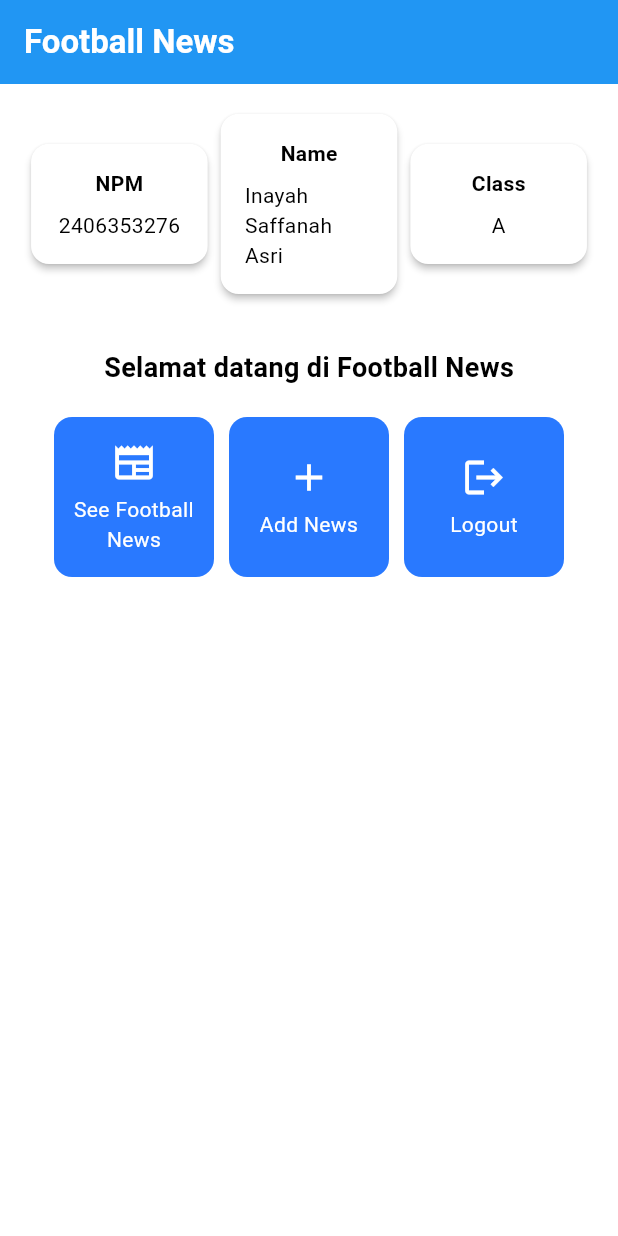
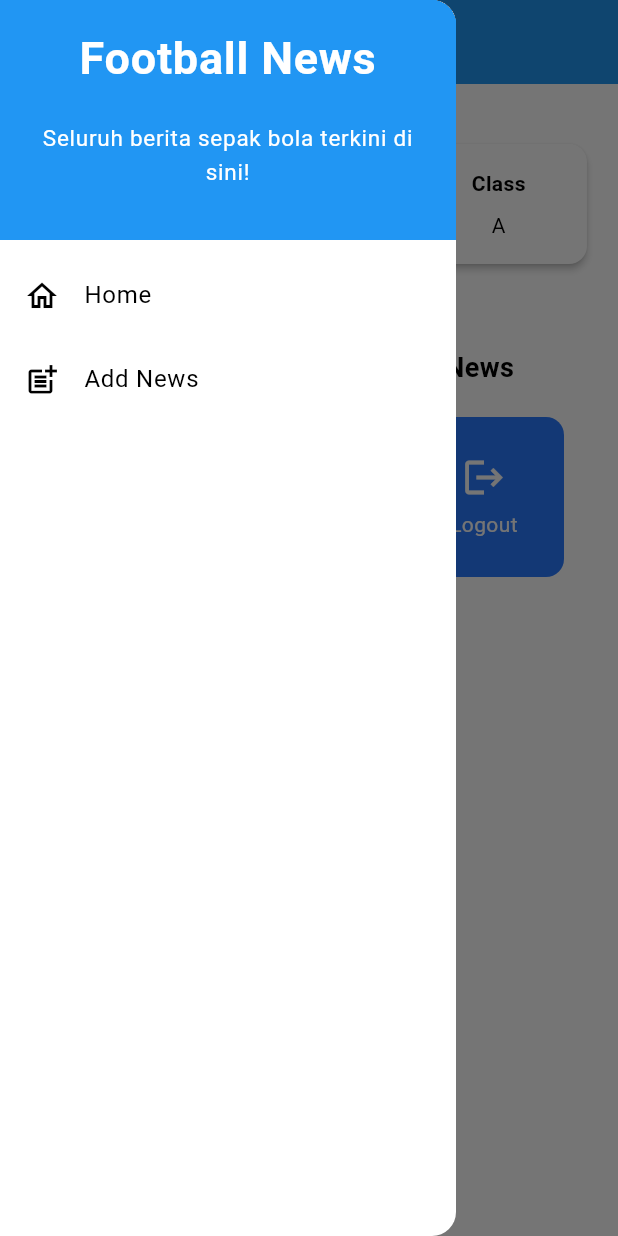
Before and after one commit to Inaeah/football-news-mobile, a Flutter app: the screen it shows after launch, with the side drawer open (before the commit the screen has no drawer), on a phone screen of 412 x 824 dp. Run offline on Flutter 3.47's test engine with Material 3 defaults, Android fonts, the phone set to English and light mode, and no system bars.

Commit message:
tutorial 7

```diff
--- a/lib/main.dart
+++ b/lib/main.dart
@@ -1,5 +1,5 @@
 import 'package:flutter/material.dart';
-import 'package:football_news/menu.dart';
+import 'package:football_news/screens/menu.dart';
 
 void main() {
   runApp(const MyApp());
--- a/lib/menu.dart
+++ b/lib/screens/menu.dart
@@ -1,4 +1,6 @@
 import 'package:flutter/material.dart';
+import 'package:football_news/widgets/left_drawer.dart';
+import 'package:football_news/widgets/news_card.dart';
 
 class MyHomePage extends StatelessWidget {
   MyHomePage({super.key});
@@ -30,6 +32,7 @@ class MyHomePage extends StatelessWidget {
         // Warna latar belakang AppBar diambil dari skema warna tema aplikasi.
         backgroundColor: Theme.of(context).colorScheme.primary,
       ),
+      drawer: LeftDrawer(),
       // Body halaman dengan padding di sekelilingnya.
       body: Padding(
         padding: const EdgeInsets.all(16.0),
@@ -132,57 +135,3 @@ class ItemHomepage {
 
   ItemHomepage(this.name, this.icon);
 }
-
-class ItemCard extends StatelessWidget {
-  // Menampilkan kartu dengan ikon dan nama.
-
-  final ItemHomepage item;
-
-  const ItemCard(this.item, {super.key});
-
-  @override
-  Widget build(BuildContext context) {
-    return Material(
-      // Menentukan warna latar belakang dari tema aplikasi.
-      color: Theme.of(context).colorScheme.secondary,
-      // Membuat sudut kartu melengkung.
-      borderRadius: BorderRadius.circular(12),
-
-      child: InkWell(
-        // Aksi ketika kartu ditekan.
-        onTap: () {
-          // Menampilkan pesan SnackBar saat kartu ditekan.
-          ScaffoldMessenger.of(context)
-            ..hideCurrentSnackBar()
-            ..showSnackBar(
-              SnackBar(content: Text("Kamu telah menekan tombol ${item.name}!"))
-            );
-        },
-        // Container untuk menyimpan Icon dan Text
-        child: Container(
-          padding: const EdgeInsets.all(8),
-          child: Center(
-            child: Column(
-              // Menyusun ikon dan teks di tengah kartu.
-              mainAxisAlignment: MainAxisAlignment.center,
-              children: [
-                Icon(
-                  item.icon,
-                  color: Colors.white,
-                  size: 30.0,
-                ),
-                const Padding(padding: EdgeInsets.all(3)),
-                Text(
-                  item.name,
-                  textAlign: TextAlign.center,
-                  style: const TextStyle(color: Colors.white),
-                ),
-              ],
-            ),
-          ),
-        ),
-      ),
-    );
-  }
-
-}
--- /dev/null
+++ b/lib/widgets/left_drawer.dart
@@ -0,0 +1,67 @@
+import 'package:flutter/material.dart';
+import 'package:football_news/screens/menu.dart';
+import 'package:football_news/screens/newslist_form.dart';
+
+class LeftDrawer extends StatelessWidget {
+  const LeftDrawer({super.key});
+
+  @override
+  Widget build(BuildContext context) {
+    return Drawer(
+      child: ListView(
+        children: [
+          const DrawerHeader(
+            decoration: BoxDecoration(
+            color: Colors.blue,
+          ),
+          child: Column(
+            children: [
+              Text(
+                'Football News',
+                textAlign: TextAlign.center,
+                style: TextStyle(
+                  fontSize: 30,
+                  fontWeight: FontWeight.bold,
+                  color: Colors.white,
+                ),
+              ),
+              Padding(padding: EdgeInsets.all(10)),
+              Text("Seluruh berita sepak bola terkini di sini!",
+                  textAlign: TextAlign.center,
+                  style: TextStyle(fontSize: 15, color: Colors.white, fontWeight: FontWeight.normal),
+                  ),
+            ],
+          ),
+          ),
+
+          ListTile(
+            leading: const Icon(Icons.home_outlined),
+            title: const Text('Home'),
+            // Bagian redirection ke MyHomePage
+            onTap: () {
+              Navigator.pushReplacement(
+                  context,
+                  MaterialPageRoute(
+                    builder: (context) => MyHomePage(),
+                  ));
+            },
+          ),
+          ListTile(
+            leading: const Icon(Icons.post_add),
+            title: const Text('Add News'),
+            // Bagian redirection ke NewsFormPage
+            onTap: () {
+              Navigator.pushReplacement(
+                  context,
+                  MaterialPageRoute(
+                    builder: (context) => NewsFormPage(),
+                ));
+            },
+          ),
+          // TODO: Buat ListTile baru untuk ke halaman melihat news
+
+        ],
+      ),
+    );
+  }
+}
--- /dev/null
+++ b/lib/widgets/news_card.dart
@@ -0,0 +1,63 @@
+import 'package:football_news/screens/newslist_form.dart';
+import 'package:flutter/material.dart';
+import 'package:football_news/screens/menu.dart';
+
+class ItemCard extends StatelessWidget {
+  // Menampilkan kartu dengan ikon dan nama.
+
+  final ItemHomepage item;
+
+  const ItemCard(this.item, {super.key});
+
+  @override
+  Widget build(BuildContext context) {
+    return Material(
+      // Menentukan warna latar belakang dari tema aplikasi.
+      color: Theme.of(context).colorScheme.secondary,
+      // Membuat sudut kartu melengkung.
+      borderRadius: BorderRadius.circular(12),
+
+      child: InkWell(
+        // Aksi ketika kartu ditekan.
+        onTap: () {
+          // Menampilkan pesan SnackBar saat kartu ditekan.
+          ScaffoldMessenger.of(context)
+            ..hideCurrentSnackBar()
+            ..showSnackBar(
+              SnackBar(content: Text("Kamu telah menekan tombol ${item.name}!"))
+            );
+
+            if (item.name == "Tambah Berita"){
+              Navigator.push(context,
+            MaterialPageRoute(builder: (context) => const NewsFormPage()));
+
+            }
+        },
+        // Container untuk menyimpan Icon dan Text
+        child: Container(
+          padding: const EdgeInsets.all(8),
+          child: Center(
+            child: Column(
+              // Menyusun ikon dan teks di tengah kartu.
+              mainAxisAlignment: MainAxisAlignment.center,
+              children: [
+                Icon(
+                  item.icon,
+                  color: Colors.white,
+                  size: 30.0,
+                ),
+                const Padding(padding: EdgeInsets.all(3)),
+                Text(
+                  item.name,
+                  textAlign: TextAlign.center,
+                  style: const TextStyle(color: Colors.white),
+                ),
+              ],
+            ),
+          ),
+        ),
+      ),
+    );
+  }
+
+}
```
Also changed, not shown: lib/screens/newslist_form.dart (added, +217 -0 lines).
